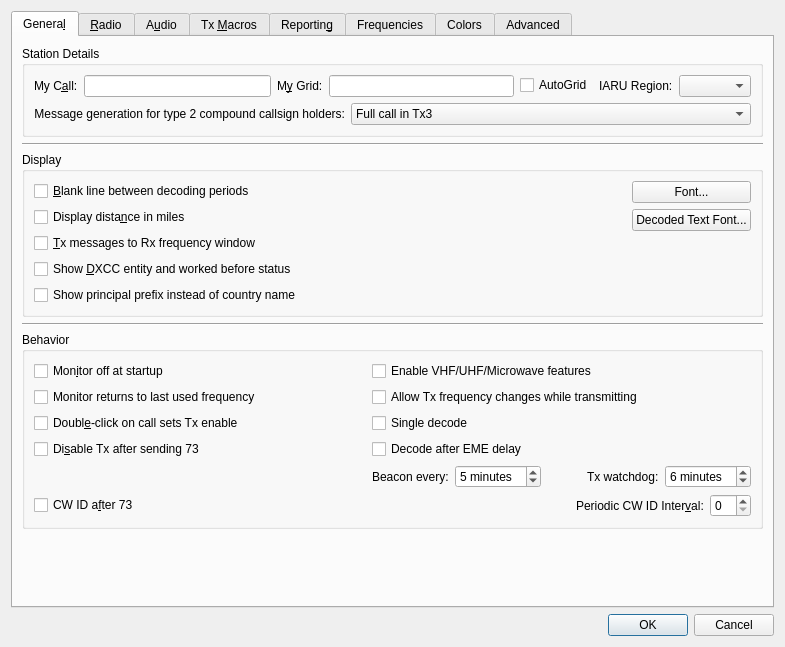
Above: Configuration.ui from qcmiao1998/js8call before the change. Below: the same form after it.
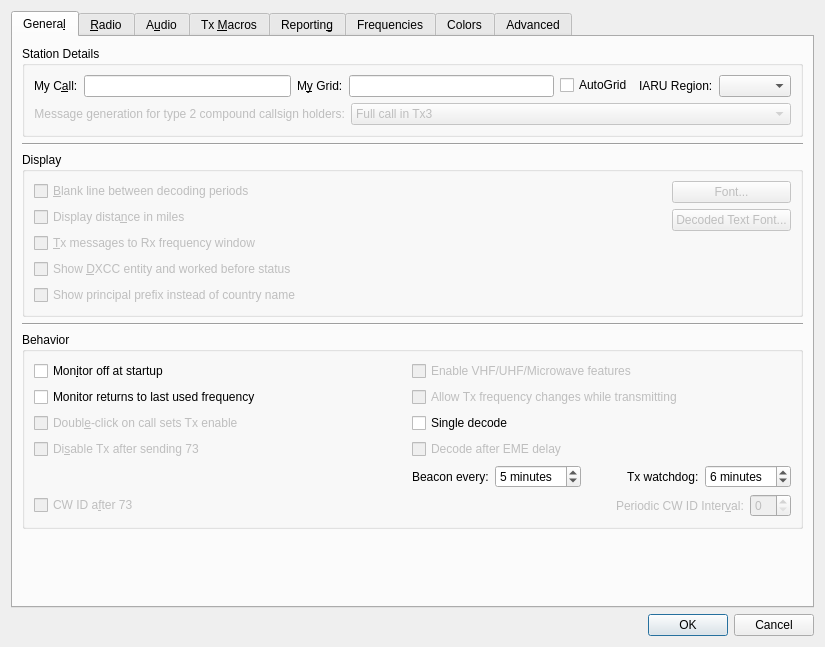
That is the form after the change.

Commit message: Disable a bunch of configuration settings that do not make sense for FT8Call

Diff of the .ui file:
```diff
--- a/Configuration.ui
+++ b/Configuration.ui
@@ -6,7 +6,7 @@
    <rect>
     <x>0</x>
     <y>0</y>
-    <width>785</width>
+    <width>825</width>
     <height>647</height>
    </rect>
   </property>
@@ -16,6 +16,9 @@
   <layout class="QVBoxLayout" name="verticalLayout_2">
    <item>
     <widget class="QTabWidget" name="configuration_tabs">
+     <property name="enabled">
+      <bool>true</bool>
+     </property>
      <property name="toolTip">
       <string>Select tab to change configuration parameters.</string>
      </property>
@@ -117,6 +120,9 @@
            <layout class="QFormLayout" name="formLayout_13">
             <item row="0" column="0">
              <widget class="QLabel" name="label_5">
+              <property name="enabled">
+               <bool>false</bool>
+              </property>
               <property name="text">
                <string>Message generation for type 2 compound callsign holders:</string>
               </property>
@@ -131,7 +137,7 @@
             <item row="0" column="1">
              <widget class="QComboBox" name="type_2_msg_gen_combo_box">
               <property name="enabled">
-               <bool>true</bool>
+               <bool>false</bool>
               </property>
               <property name="toolTip">
                <string>&lt;html&gt;&lt;head/&gt;&lt;body&gt;&lt;p&gt;Type 2 compound callsigns are those with prefixes or suffixes not included in the allowed shortlist (See Help-&amp;gt;Add-on prefixes and suffixes).&lt;/p&gt;&lt;p&gt;This option determines which generated messages should contain your full type 2 compound call sign rather than your base callsign. It only applies if you have a type 2 compound callsign.&lt;/p&gt;&lt;p&gt;This option controls the way the messages that are used to answer CQ calls are generated. Generated messages 6 (CQ) and 5 (73) will always contain your full callsign. The JT65 and JT9 protocols allow for some standard messages with your full call at the expense of another piece of information such as the DX call or your locator.&lt;/p&gt;&lt;p&gt;Choosing message 1 omits the DX callsign which may be an issue when replying to CQ calls. Choosing message 3 also omits the DX callsign and many versions of this and other software will not extract the report. Choosing neither means that your full callsign only goes in your message 5 (73) so your QSO partner may log the wrong callsign.&lt;/p&gt;&lt;p&gt;None of these options are perfect, message 3 is usually best but be aware your QSO partner may not log the report you send them.&lt;/p&gt;&lt;/body&gt;&lt;/html&gt;</string>
@@ -176,6 +182,9 @@
          <layout class="QGridLayout" name="gridLayout_4">
           <item row="0" column="0">
            <widget class="QCheckBox" name="insert_blank_check_box">
+            <property name="enabled">
+             <bool>false</bool>
+            </property>
             <property name="toolTip">
              <string>Include a separator line between periods in the band activity window.</string>
             </property>
@@ -186,6 +195,9 @@
           </item>
           <item row="3" column="0">
            <widget class="QCheckBox" name="DXCC_check_box">
+            <property name="enabled">
+             <bool>false</bool>
+            </property>
             <property name="toolTip">
              <string>Show if decoded stations are new DXCC entities or worked before.</string>
             </property>
@@ -212,6 +224,9 @@
           </item>
           <item row="1" column="0">
            <widget class="QCheckBox" name="miles_check_box">
+            <property name="enabled">
+             <bool>false</bool>
+            </property>
             <property name="toolTip">
              <string>Show distance to DX station in miles rather than kilometers.</string>
             </property>
@@ -222,6 +237,9 @@
           </item>
           <item row="2" column="0">
            <widget class="QCheckBox" name="TX_messages_check_box">
+            <property name="enabled">
+             <bool>false</bool>
+            </property>
             <property name="toolTip">
              <string>Show outgoing transmitted messages in the Rx frequency window.</string>
             </property>
@@ -234,6 +252,9 @@
            <layout class="QVBoxLayout" name="verticalLayout_6">
             <item>
              <widget class="QPushButton" name="font_push_button">
+              <property name="enabled">
+               <bool>false</bool>
+              </property>
               <property name="toolTip">
                <string>Set the font characteristics for the application.</string>
               </property>
@@ -244,6 +265,9 @@
             </item>
             <item>
              <widget class="QPushButton" name="decoded_text_font_push_button">
+              <property name="enabled">
+               <bool>false</bool>
+              </property>
               <property name="toolTip">
                <string>Set the font characteristics for the Band Activity and Rx Frequency areas.</string>
               </property>
@@ -269,6 +293,9 @@
           </item>
           <item row="4" column="0">
            <widget class="QCheckBox" name="ppfx_check_box">
+            <property name="enabled">
+             <bool>false</bool>
+            </property>
             <property name="text">
              <string>Show principal prefix instead of country name</string>
             </property>
@@ -383,6 +410,9 @@
           </item>
           <item row="0" column="1">
            <widget class="QCheckBox" name="enable_VHF_features_check_box">
+            <property name="enabled">
+             <bool>false</bool>
+            </property>
             <property name="text">
              <string>Enable VHF/UHF/Microwave features</string>
             </property>
@@ -390,6 +420,9 @@
           </item>
           <item row="3" column="1">
            <widget class="QCheckBox" name="decode_at_52s_check_box">
+            <property name="enabled">
+             <bool>false</bool>
+            </property>
             <property name="text">
              <string>Decode after EME delay</string>
             </property>
@@ -404,6 +437,9 @@
           </item>
           <item row="1" column="1">
            <widget class="QCheckBox" name="tx_QSY_check_box">
+            <property name="enabled">
+             <bool>false</bool>
+            </property>
             <property name="toolTip">
              <string>&lt;html&gt;&lt;head/&gt;&lt;body&gt;&lt;p&gt;Some rigs are not able to process CAT commands while transmitting. This means that if you are operating in split mode you may have to uncheck this option.&lt;/p&gt;&lt;/body&gt;&lt;/html&gt;</string>
             </property>
@@ -416,6 +452,9 @@
            <layout class="QHBoxLayout" name="horizontalLayout_9">
             <item>
              <widget class="QCheckBox" name="CW_id_after_73_check_box">
+              <property name="enabled">
+               <bool>false</bool>
+              </property>
               <property name="toolTip">
                <string>Send a CW ID after every 73 or free text message.</string>
               </property>
@@ -439,6 +478,9 @@
             </item>
             <item>
              <widget class="QLabel" name="label">
+              <property name="enabled">
+               <bool>false</bool>
+              </property>
               <property name="sizePolicy">
                <sizepolicy hsizetype="Preferred" vsizetype="Preferred">
                 <horstretch>0</horstretch>
@@ -455,6 +497,9 @@
             </item>
             <item>
              <widget class="QSpinBox" name="CW_id_interval_spin_box">
+              <property name="enabled">
+               <bool>false</bool>
+              </property>
               <property name="sizePolicy">
                <sizepolicy hsizetype="Minimum" vsizetype="Fixed">
                 <horstretch>0</horstretch>
@@ -483,6 +528,9 @@
           </item>
           <item row="2" column="0">
            <widget class="QCheckBox" name="quick_call_check_box">
+            <property name="enabled">
+             <bool>false</bool>
+            </property>
             <property name="toolTip">
              <string>Automatic transmission mode.</string>
             </property>
@@ -493,6 +541,9 @@
           </item>
           <item row="3" column="0">
            <widget class="QCheckBox" name="disable_TX_on_73_check_box">
+            <property name="enabled">
+             <bool>false</bool>
+            </property>
             <property name="toolTip">
              <string>Turns off automatic transmissions after sending a 73 or any other free
 text message.</string>
```
Left out of the diff: 14 changed lines with no effect on the pictures.
